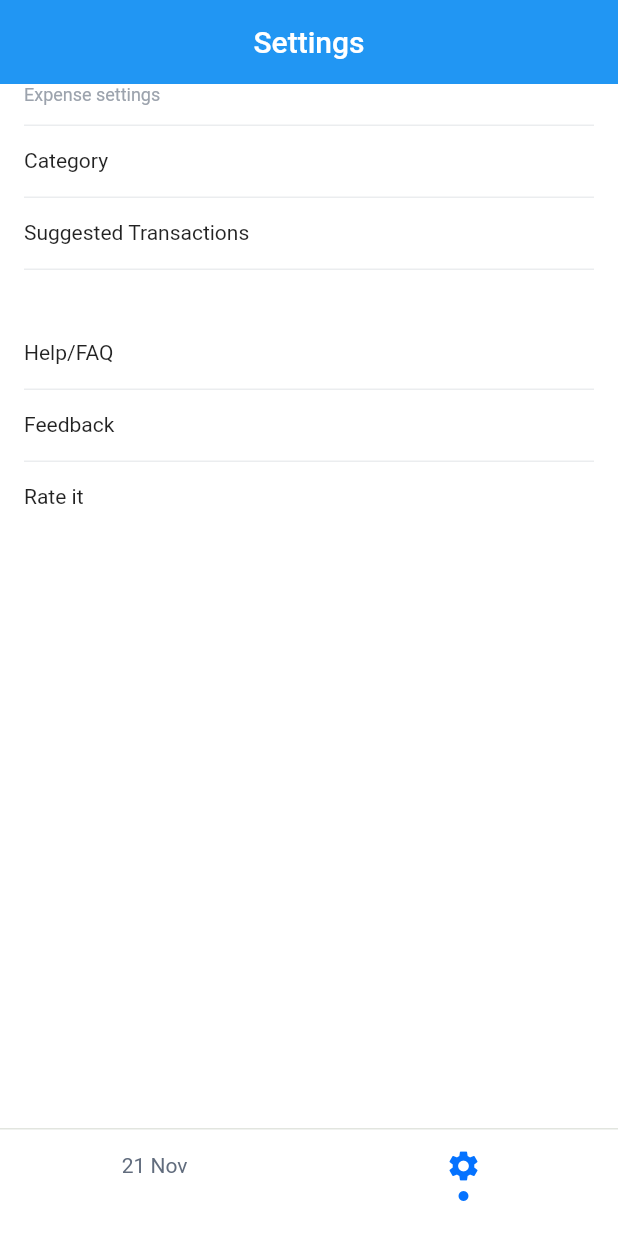
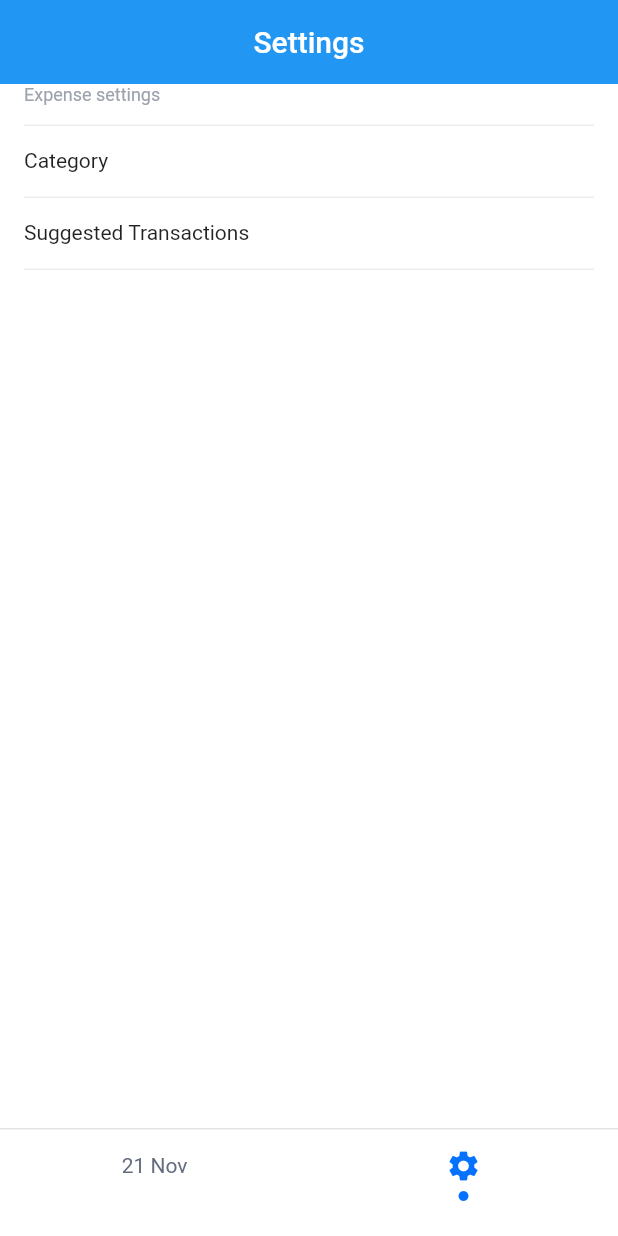
Before and after one commit to DaveChia/starto_wallet, a Flutter app: the Settings screen opened directly, on a phone screen of 412 x 824 dp. Run offline on Flutter 3.47's test engine with Material 2 defaults, Android fonts, the phone set to English and light mode, and no system bars; our stand-ins replace shared_preferences; missing offline and left inert: dart:ffi; accounts and stored records are empty.

```diff
--- a/lib/views/settings.dart
+++ b/lib/views/settings.dart
@@ -276,67 +276,67 @@ class Settings extends StatelessWidget {
                       // Container(
                       //   height: 32,
                       // ),
-                      GestureDetector(
-                        onTap: () {},
-                        child: Container(
-                          height: 48,
-                          width: double.infinity,
-                          decoration: BoxDecoration(
-                            border: Border(
-                              bottom: BorderSide(
-                                width: 1.0,
-                                color: borderColor,
-                              ),
-                            ),
-                          ),
-                          child: Text(
-                            'Help/FAQ',
-                            style: TextStyle(
-                              fontSize: 14.0,
-                              height:
-                                  2.5, //HACK, need to find better way to align vertical center and horizontal center at the same time
-                            ),
-                          ),
-                        ),
-                      ),
-                      GestureDetector(
-                        onTap: () {},
-                        child: Container(
-                          height: 48,
-                          width: double.infinity,
-                          decoration: BoxDecoration(
-                            border: Border(
-                              bottom: BorderSide(
-                                width: 1.0,
-                                color: borderColor,
-                              ),
-                            ),
-                          ),
-                          child: Text(
-                            'Feedback',
-                            style: TextStyle(
-                              fontSize: 14.0,
-                              height:
-                                  2.5, //HACK, need to find better way to align vertical center and horizontal center at the same time
-                            ),
-                          ),
-                        ),
-                      ),
-                      GestureDetector(
-                        onTap: () {},
-                        child: Container(
-                          height: 48,
-                          width: double.infinity,
-                          child: Text(
-                            'Rate it',
-                            style: TextStyle(
-                              fontSize: 14.0,
-                              height:
-                                  2.5, //HACK, need to find better way to align vertical center and horizontal center at the same time
-                            ),
-                          ),
-                        ),
-                      ),
+                      // GestureDetector(
+                      //   onTap: () {},
+                      //   child: Container(
+                      //     height: 48,
+                      //     width: double.infinity,
+                      //     decoration: BoxDecoration(
+                      //       border: Border(
+                      //         bottom: BorderSide(
+                      //           width: 1.0,
+                      //           color: borderColor,
+                      //         ),
+                      //       ),
+                      //     ),
+                      //     child: Text(
+                      //       'Help/FAQ',
+                      //       style: TextStyle(
+                      //         fontSize: 14.0,
+                      //         height:
+                      //             2.5, //HACK, need to find better way to align vertical center and horizontal center at the same time
+                      //       ),
+                      //     ),
+                      //   ),
+                      // ),
+                      // GestureDetector(
+                      //   onTap: () {},
+                      //   child: Container(
+                      //     height: 48,
+                      //     width: double.infinity,
+                      //     decoration: BoxDecoration(
+                      //       border: Border(
+                      //         bottom: BorderSide(
+                      //           width: 1.0,
+                      //           color: borderColor,
+                      //         ),
+                      //       ),
+                      //     ),
+                      //     child: Text(
+                      //       'Feedback',
+                      //       style: TextStyle(
+                      //         fontSize: 14.0,
+                      //         height:
+                      //             2.5, //HACK, need to find better way to align vertical center and horizontal center at the same time
+                      //       ),
+                      //     ),
+                      //   ),
+                      // ),
+                      // GestureDetector(
+                      //   onTap: () {},
+                      //   child: Container(
+                      //     height: 48,
+                      //     width: double.infinity,
+                      //     child: Text(
+                      //       'Rate it',
+                      //       style: TextStyle(
+                      //         fontSize: 14.0,
+                      //         height:
+                      //             2.5, //HACK, need to find better way to align vertical center and horizontal center at the same time
+                      //       ),
+                      //     ),
+                      //   ),
+                      // ),
                     ]),
                   ]),
                 ),
--- a/lib/views/suggested_transactions.dart
+++ b/lib/views/suggested_transactions.dart
@@ -292,13 +292,13 @@ class _SuggestedTransactionsState extends State<SuggestedTransactions> {
       child: Text("Delete now"),
       onPressed: () {
         _deleteCategory(suggested_transaction_index);
-        Navigator.of(context).pop();
+        Navigator.of(context, rootNavigator: true).pop();
       },
     );
     Widget cancelButton = TextButton(
       child: Text("Cancel"),
       onPressed: () {
-        Navigator.of(context).pop();
+        Navigator.of(context, rootNavigator: true).pop();
       },
     );
 
```
Also changed, not shown: lib/main.dart (+1 -7 lines), lib/views/quick_add_transaction.dart (+25 -3 lines).
